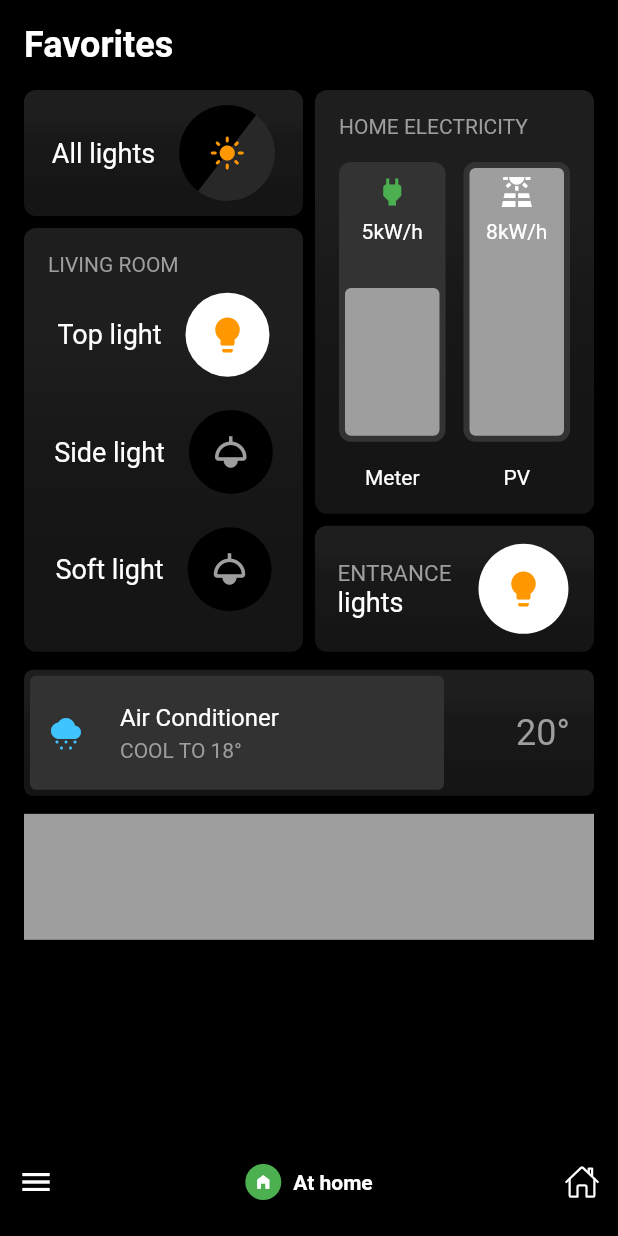
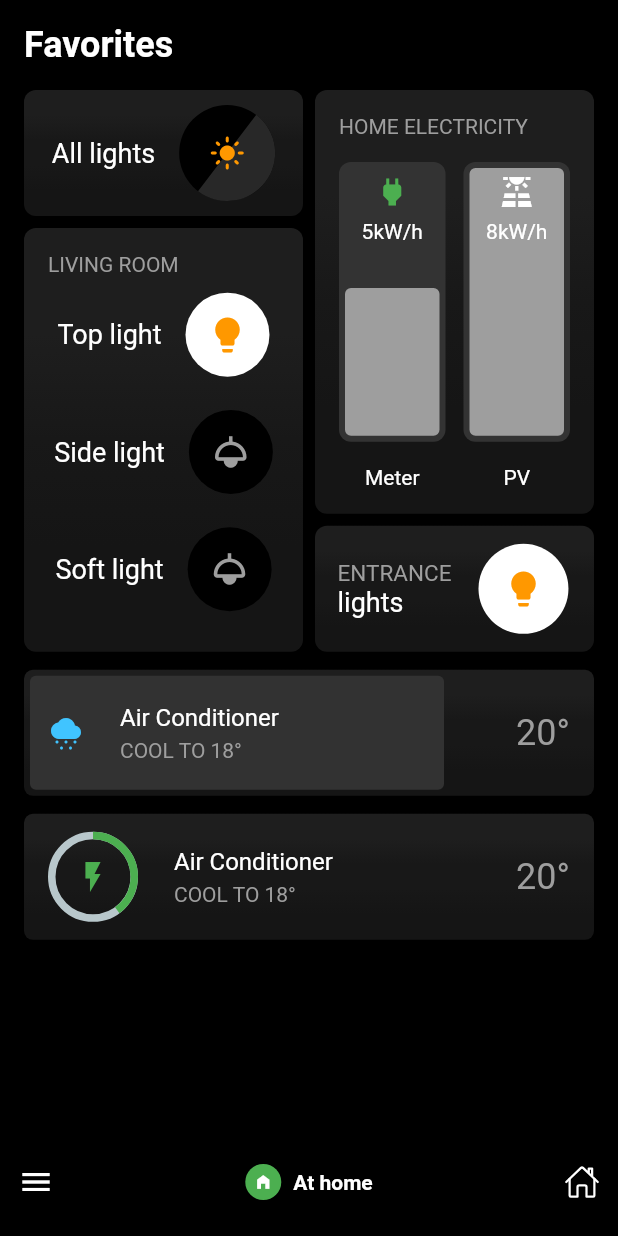
Before and after one commit to JAICHANGPARK/flutter_notebook_chapter_24, a Flutter app: the HomeAssistantMainPage screen opened directly, on a phone screen of 412 x 824 dp. Run offline on Flutter 3.47's test engine with Material 2 defaults, Android fonts, the phone set to English and light mode, and no system bars; drawn by our look-alikes of percent_indicator; our stand-ins replace flutter_riverpod, freezed_annotation, ionicons; missing offline and left inert: crypto_font_icons.

Commit message:
Update home_assistant_main_page.dart

```diff
--- a/lib/ep1361_home_assistant_app/view/home_assistant_main_page.dart
+++ b/lib/ep1361_home_assistant_app/view/home_assistant_main_page.dart
@@ -2,6 +2,7 @@ import 'dart:math';
 
 import 'package:flutter/material.dart';
 import 'package:ionicons/ionicons.dart';
+import 'package:percent_indicator/percent_indicator.dart';
 
 class HomeAssistantMainPage extends StatefulWidget {
   const HomeAssistantMainPage({Key? key}) : super(key: key);
@@ -548,7 +549,10 @@ class _HomeAssistantMainPageState extends State<HomeAssistantMainPage> {
                           ),
                           const Text(
                             "20°",
-                            style: TextStyle(color: Colors.grey, fontSize: 24),
+                            style: TextStyle(
+                              color: Colors.grey,
+                              fontSize: 24,
+                            ),
                           )
                         ],
                       ),
@@ -558,7 +562,97 @@ class _HomeAssistantMainPageState extends State<HomeAssistantMainPage> {
               ),
               Container(
                 height: 84,
-                color: Colors.grey,
+                decoration: BoxDecoration(
+                  color: Colors.grey,
+                  borderRadius: BorderRadius.circular(6),
+                  gradient: const LinearGradient(
+                    colors: [
+                      Color.fromRGBO(30, 30, 30, 1),
+                      Color.fromRGBO(30, 30, 30, 1),
+                      Color.fromRGBO(24, 24, 24, 1),
+                      Color.fromRGBO(24, 24, 24, 1),
+                      Color.fromRGBO(21, 21, 21, 1),
+                      Color.fromRGBO(21, 21, 21, 1),
+                    ],
+                    begin: Alignment.topCenter,
+                    end: Alignment.bottomCenter,
+                  ),
+                ),
+                child: Stack(
+                  children: [
+                    // Positioned(
+                    //   left: 4,
+                    //   top: 4,
+                    //   bottom: 4,
+                    //   right: 0,
+                    //   child: Container(
+                    //     decoration: BoxDecoration(
+                    //       color: const Color.fromRGBO(50, 50, 50, 1),
+                    //       borderRadius: BorderRadius.circular(4),
+                    //     ),
+                    //   ),
+                    // ),
+                    Positioned(
+                      left: 16,
+                      top: 8,
+                      bottom: 8,
+                      right: 16,
+                      child: Row(
+                        children: [
+                          // const Icon(
+                          //   Icons.cloudy_snowing,
+                          //   color: Colors.lightBlueAccent,
+                          // ),
+                          CircularPercentIndicator(
+                            radius: 30,
+                            percent: 0.4,
+                            progressColor: Colors.green,
+                            center: Center(
+                              child: Icon(
+                                Icons.flash_on,
+                                color: Colors.green,
+                              ),
+                            ),
+                          ),
+                          const SizedBox(
+                            width: 24,
+                          ),
+                          Expanded(
+                            child: Column(
+                              crossAxisAlignment: CrossAxisAlignment.start,
+                              mainAxisAlignment: MainAxisAlignment.center,
+                              children: const [
+                                Text(
+                                  "Air Conditioner",
+                                  style: TextStyle(
+                                    color: Colors.white,
+                                    fontSize: 16,
+                                  ),
+                                ),
+                                SizedBox(
+                                  height: 4,
+                                ),
+                                Text(
+                                  "COOL TO 18°",
+                                  style: TextStyle(
+                                    color: Colors.grey,
+                                  ),
+                                ),
+                              ],
+                            ),
+                          ),
+                          const Text(
+                            "20°",
+                            style: TextStyle(
+                              color: Colors.grey,
+                              fontSize: 24,
+                            ),
+                          )
+                        ],
+                      ),
+                    )
+                  ],
+                ),
               ),
             ],
           ),
```
